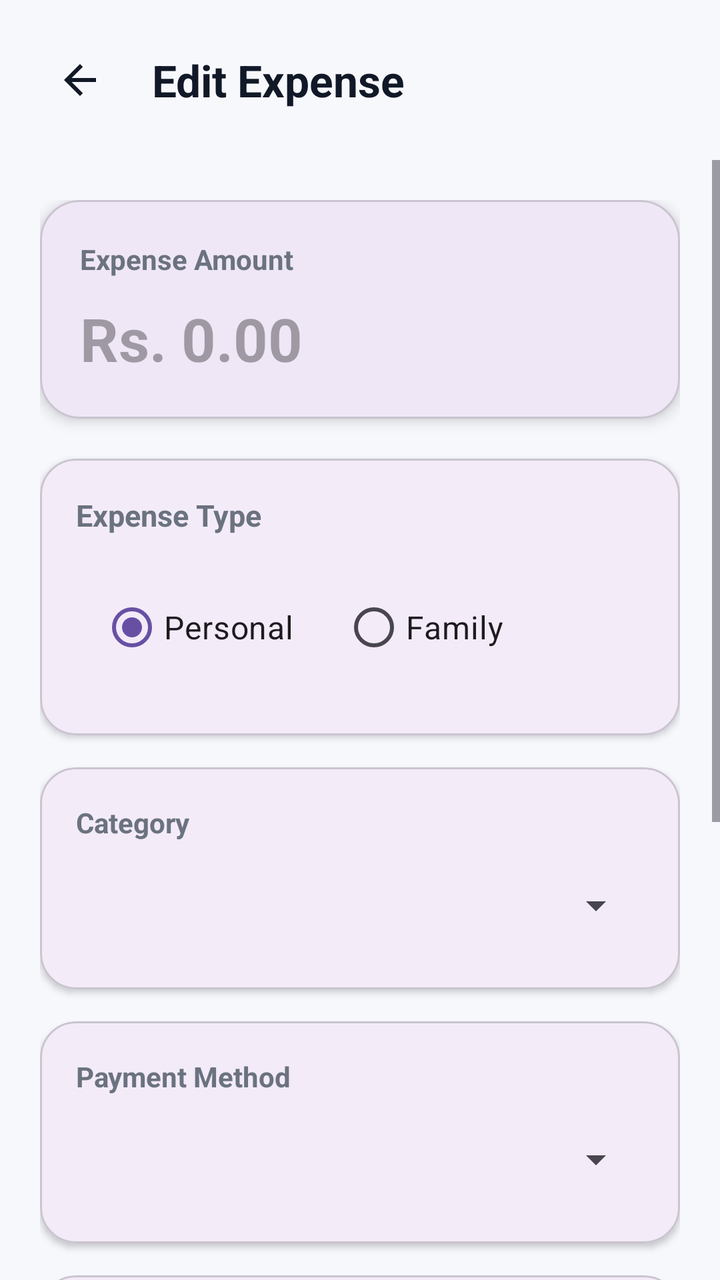
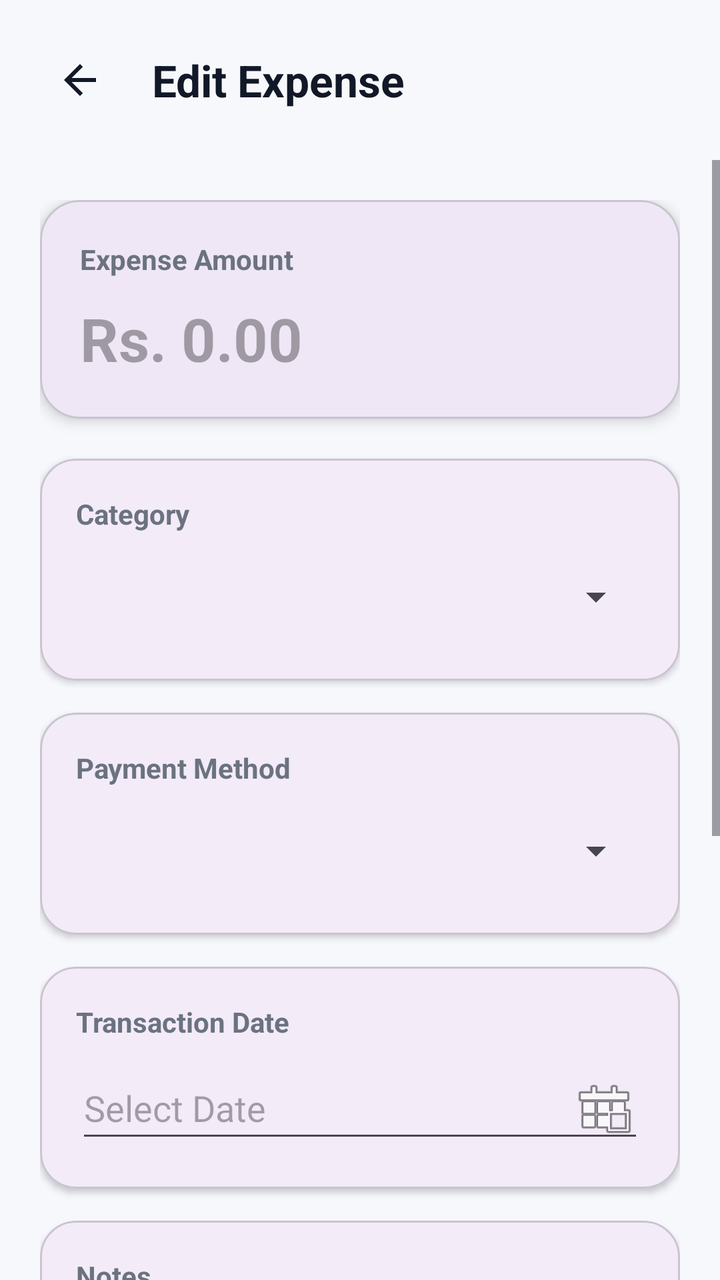

An Android layout rendered at two revisions. The XML below is the earlier revision; the diff shows what the commit changed to produce the second picture.
<!-- AndroidManifest.xml: application theme Theme.AIExpenseManagementApplication -->
<!-- res/layout/activity_edit_expense.xml -->
<?xml version="1.0" encoding="utf-8"?>
<androidx.constraintlayout.widget.ConstraintLayout
    xmlns:android="http://schemas.android.com/apk/res/android"
    xmlns:app="http://schemas.android.com/apk/res-auto"
    android:layout_width="match_parent"
    android:layout_height="match_parent"
    android:background="#F7F8FC">

    

    <LinearLayout
        android:id="@+id/headerLayout"
        android:layout_width="0dp"
        android:layout_height="wrap_content"
        android:orientation="horizontal"
        android:gravity="center_vertical"
        android:padding="20dp"
        app:layout_constraintTop_toTopOf="parent"
        app:layout_constraintStart_toStartOf="parent"
        app:layout_constraintEnd_toEndOf="parent">

        <ImageButton
            android:id="@+id/btnBack"
            android:layout_width="40dp"
            android:layout_height="40dp"
            android:background="@android:color/transparent"
            android:src="@drawable/ic_back_arrow"
            android:contentDescription="Back"/>

        <TextView
            android:layout_width="wrap_content"
            android:layout_height="wrap_content"
            android:layout_marginStart="16dp"
            android:text="Edit Expense"
            android:textStyle="bold"
            android:textSize="22sp"
            android:textColor="#111827"/>

    </LinearLayout>
    <ScrollView
        android:layout_width="0dp"
        android:layout_height="0dp"
        android:fillViewport="true"
        app:layout_constraintTop_toBottomOf="@id/headerLayout"
        app:layout_constraintBottom_toBottomOf="parent"
        app:layout_constraintStart_toStartOf="parent"
        app:layout_constraintEnd_toEndOf="parent">

        <LinearLayout
            android:layout_width="match_parent"
            android:layout_height="wrap_content"
            android:orientation="vertical"
            android:padding="20dp">
            <com.google.android.material.card.MaterialCardView
                android:layout_width="match_parent"
                android:layout_height="wrap_content"
                app:cardCornerRadius="20dp"
                app:cardElevation="4dp"
                android:layout_marginBottom="20dp">

                <LinearLayout
                    android:layout_width="match_parent"
                    android:layout_height="wrap_content"
                    android:orientation="vertical"
                    android:padding="20dp">

                    <TextView
                        android:layout_width="wrap_content"
                        android:layout_height="wrap_content"
                        android:text="Expense Amount"
                        android:textColor="#6B7280"
                        android:textStyle="bold"
                        android:textSize="14sp"/>

                    <EditText
                        android:id="@+id/etAmount"
                        android:layout_width="match_parent"
                        android:layout_height="wrap_content"
                        android:layout_marginTop="10dp"
                        android:hint="Rs. 0.00"
                        android:inputType="numberDecimal"
                        android:textSize="30sp"
                        android:textStyle="bold"
                        android:background="@android:color/transparent"/>

                </LinearLayout>

            </com.google.android.material.card.MaterialCardView>

            <com.google.android.material.card.MaterialCardView
                android:layout_width="match_parent"
                android:layout_height="wrap_content"
                android:layout_marginBottom="16dp"
                app:cardCornerRadius="18dp"
                app:cardElevation="2dp">

                <LinearLayout
                    android:layout_width="match_parent"
                    android:layout_height="wrap_content"
                    android:orientation="vertical"
                    android:padding="18dp">

                    <TextView
                        android:layout_width="wrap_content"
                        android:layout_height="wrap_content"
                        android:text="Expense Type"
                        android:textColor="#6B7280"
                        android:textStyle="bold"
                        android:textSize="15sp" />

                    <RadioGroup
                        android:id="@+id/rgExpenseType"
                        android:layout_width="match_parent"
                        android:layout_height="wrap_content"
                        android:layout_marginTop="10dp"
                        android:orientation="horizontal"
                        android:padding="12dp">

                        <RadioButton
                            android:id="@+id/rbPersonal"
                            android:layout_width="wrap_content"
                            android:layout_height="wrap_content"
                            android:text="Personal"
                            android:checked="true"
                            android:textSize="16sp" />

                        <RadioButton
                            android:id="@+id/rbFamily"
                            android:layout_width="wrap_content"
                            android:layout_height="wrap_content"
                            android:layout_marginStart="24dp"
                            android:text="Family"
                            android:textSize="16sp" />

                    </RadioGroup>

                </LinearLayout>

            </com.google.android.material.card.MaterialCardView>

            <com.google.android.material.card.MaterialCardView
                android:layout_width="match_parent"
                android:layout_height="wrap_content"
                android:layout_marginBottom="16dp"
                app:cardCornerRadius="18dp"
                app:cardElevation="2dp">

                <LinearLayout
                    android:layout_width="match_parent"
                    android:layout_height="wrap_content"
                    android:orientation="vertical"
                    android:padding="18dp">

                    <TextView
                        android:layout_width="wrap_content"
                        android:layout_height="wrap_content"
                        android:text="Category"
                        android:textColor="#6B7280"
                        android:textStyle="bold"
                        android:textSize="14sp"/>

                    <Spinner
                        android:id="@+id/spCategory"
                        android:layout_width="match_parent"
                        android:layout_height="48dp"
                        android:layout_marginTop="8dp"/>

                </LinearLayout>

            </com.google.android.material.card.MaterialCardView>
            <com.google.android.material.card.MaterialCardView
                android:layout_width="match_parent"
                android:layout_height="wrap_content"
                android:layout_marginBottom="16dp"
                app:cardCornerRadius="18dp"
                app:cardElevation="2dp">

                <LinearLayout
                    android:layout_width="match_parent"
                    android:layout_height="wrap_content"
                    android:orientation="vertical"
                    android:padding="18dp">

                    <TextView
                        android:layout_width="wrap_content"
                        android:layout_height="wrap_content"
                        android:text="Payment Method"
                        android:textColor="#6B7280"
                        android:textStyle="bold"
                        android:textSize="14sp"/>

                    <Spinner
                        android:id="@+id/spPaymentMethod"
                        android:layout_width="match_parent"
                        android:layout_height="48dp"
                        android:layout_marginTop="8dp"/>

                </LinearLayout>

            </com.google.android.material.card.MaterialCardView>
            <com.google.android.material.card.MaterialCardView
                android:layout_width="match_parent"
                android:layout_height="wrap_content"
                android:layout_marginBottom="16dp"
                app:cardCornerRadius="18dp"
                app:cardElevation="2dp">

                <LinearLayout
                    android:layout_width="match_parent"
                    android:layout_height="wrap_content"
                    android:orientation="vertical"
                    android:padding="18dp">

                    <TextView
                        android:layout_width="wrap_content"
                        android:layout_height="wrap_content"
                        android:text="Transaction Date"
                        android:textColor="#6B7280"
                        android:textStyle="bold"
                        android:textSize="14sp"/>

                    <EditText
                        android:id="@+id/etDate"
                        android:layout_width="match_parent"
                        android:layout_height="48dp"
                        android:layout_marginTop="8dp"
                        android:focusable="false"
                        android:clickable="true"
                        android:hint="Select Date"
                        android:drawableEnd="@android:drawable/ic_menu_today"/>

                </LinearLayout>

            </com.google.android.material.card.MaterialCardView>
            <com.google.android.material.card.MaterialCardView
                android:layout_width="match_parent"
                android:layout_height="wrap_content"
                android:layout_marginBottom="24dp"
                app:cardCornerRadius="18dp"
                app:cardElevation="2dp">

                <LinearLayout
                    android:layout_width="match_parent"
                    android:layout_height="wrap_content"
                    android:orientation="vertical"
                    android:padding="18dp">

                    <TextView
                        android:layout_width="wrap_content"
                        android:layout_height="wrap_content"
                        android:text="Notes"
                        android:textColor="#6B7280"
                        android:textStyle="bold"
                        android:textSize="14sp"/>

                    <EditText
                        android:id="@+id/etNotes"
                        android:layout_width="match_parent"
                        android:layout_height="100dp"
                        android:layout_marginTop="8dp"
                        android:gravity="top|start"
                        android:hint="Enter notes..."
                        android:inputType="textMultiLine"/>

                </LinearLayout>

            </com.google.android.material.card.MaterialCardView>
            <Button
                android:id="@+id/btnUpdateExpense"
                android:layout_width="match_parent"
                android:layout_height="56dp"
                android:text="Update Expense"
                android:textAllCaps="false"
                android:textSize="16sp"
                android:textStyle="bold"
                android:textColor="#FFFFFF"
                android:backgroundTint="#22C55E"/>
        </LinearLayout>

    </ScrollView>

</androidx.constraintlayout.widget.ConstraintLayout>
<!-- resources referenced by this layout -->
<resources>
  <!-- drawable ic_back_arrow (drawable) -->
  <vector xmlns:android="http://schemas.android.com/apk/res/android"
      android:width="24dp"
      android:height="24dp"
      android:viewportWidth="24"
      android:viewportHeight="24">
  
      <path
          android:fillColor="#111827"
          android:pathData="M20,11H7.83l5.59,-5.59L12,4l-8,8 8,8 1.41,-1.41L7.83,13H20v-2z" />
  
  </vector>
  <style name="Theme.AIExpenseManagementApplication" parent="Base.Theme.AIExpenseManagementApplication" />
  <style name="Base.Theme.AIExpenseManagementApplication" parent="Theme.Material3.DayNight.NoActionBar">
          
          
      </style>
</resources>

<!-- the commit's change to res/layout/activity_edit_expense.xml (unified diff, before → after) -->
@@ -25,7 +25,7 @@
             android:layout_height="40dp"
             android:background="@android:color/transparent"
             android:src="@drawable/ic_back_arrow"
-            android:contentDescription="Back"/>
+            android:contentDescription="Back" />
 
         <TextView
             android:layout_width="wrap_content"
@@ -34,9 +34,13 @@
             android:text="Edit Expense"
             android:textStyle="bold"
             android:textSize="22sp"
-            android:textColor="#111827"/>
+            android:textColor="#111827" />
 
     </LinearLayout>
+
+
+    
+
     <ScrollView
         android:layout_width="0dp"
         android:layout_height="0dp"
@@ -51,12 +55,16 @@
             android:layout_height="wrap_content"
             android:orientation="vertical"
             android:padding="20dp">
-            <com.google.android.material.card.MaterialCardView
-                android:layout_width="match_parent"
-                android:layout_height="wrap_content"
+
+
+            
+
+            <com.google.android.material.card.MaterialCardView
+                android:layout_width="match_parent"
+                android:layout_height="wrap_content"
+                android:layout_marginBottom="20dp"
                 app:cardCornerRadius="20dp"
-                app:cardElevation="4dp"
-                android:layout_marginBottom="20dp">
+                app:cardElevation="4dp">
 
                 <LinearLayout
                     android:layout_width="match_parent"
@@ -70,7 +78,7 @@
                         android:text="Expense Amount"
                         android:textColor="#6B7280"
                         android:textStyle="bold"
-                        android:textSize="14sp"/>
+                        android:textSize="14sp" />
 
                     <EditText
                         android:id="@+id/etAmount"
@@ -81,11 +89,15 @@
                         android:inputType="numberDecimal"
                         android:textSize="30sp"
                         android:textStyle="bold"
-                        android:background="@android:color/transparent"/>
-
-                </LinearLayout>
-
-            </com.google.android.material.card.MaterialCardView>
+                        android:textColor="#111827"
+                        android:background="@android:color/transparent" />
+
+                </LinearLayout>
+
+            </com.google.android.material.card.MaterialCardView>
+
+
+            
 
             <com.google.android.material.card.MaterialCardView
                 android:layout_width="match_parent"
@@ -103,71 +115,24 @@
                     <TextView
                         android:layout_width="wrap_content"
                         android:layout_height="wrap_content"
-                        android:text="Expense Type"
-                        android:textColor="#6B7280"
-                        android:textStyle="bold"
-                        android:textSize="15sp" />
-
-                    <RadioGroup
-                        android:id="@+id/rgExpenseType"
-                        android:layout_width="match_parent"
-                        android:layout_height="wrap_content"
-                        android:layout_marginTop="10dp"
-                        android:orientation="horizontal"
-                        android:padding="12dp">
-
-                        <RadioButton
-                            android:id="@+id/rbPersonal"
-                            android:layout_width="wrap_content"
-                            android:layout_height="wrap_content"
-                            android:text="Personal"
-                            android:checked="true"
-                            android:textSize="16sp" />
-
-                        <RadioButton
-                            android:id="@+id/rbFamily"
-                            android:layout_width="wrap_content"
-                            android:layout_height="wrap_content"
-                            android:layout_marginStart="24dp"
-                            android:text="Family"
-                            android:textSize="16sp" />
-
-                    </RadioGroup>
-
-                </LinearLayout>
-
-            </com.google.android.material.card.MaterialCardView>
-
-            <com.google.android.material.card.MaterialCardView
-                android:layout_width="match_parent"
-                android:layout_height="wrap_content"
-                android:layout_marginBottom="16dp"
-                app:cardCornerRadius="18dp"
-                app:cardElevation="2dp">
-
-                <LinearLayout
-                    android:layout_width="match_parent"
-                    android:layout_height="wrap_content"
-                    android:orientation="vertical"
-                    android:padding="18dp">
-
-                    <TextView
-                        android:layout_width="wrap_content"
-                        android:layout_height="wrap_content"
                         android:text="Category"
                         android:textColor="#6B7280"
                         android:textStyle="bold"
-                        android:textSize="14sp"/>
+                        android:textSize="14sp" />
 
                     <Spinner
                         android:id="@+id/spCategory"
                         android:layout_width="match_parent"
                         android:layout_height="48dp"
-                        android:layout_marginTop="8dp"/>
-
-                </LinearLayout>
-
-            </com.google.android.material.card.MaterialCardView>
+                        android:layout_marginTop="8dp" />
+
+                </LinearLayout>
+
+            </com.google.android.material.card.MaterialCardView>
+
+
+            
+
             <com.google.android.material.card.MaterialCardView
                 android:layout_width="match_parent"
                 android:layout_height="wrap_content"
@@ -187,17 +152,21 @@
                         android:text="Payment Method"
                         android:textColor="#6B7280"
                         android:textStyle="bold"
-                        android:textSize="14sp"/>
+                        android:textSize="14sp" />
 
                     <Spinner
                         android:id="@+id/spPaymentMethod"
                         android:layout_width="match_parent"
                         android:layout_height="48dp"
-                        android:layout_marginTop="8dp"/>
-
-                </LinearLayout>
-
-            </com.google.android.material.card.MaterialCardView>
+                        android:layout_marginTop="8dp" />
+
+                </LinearLayout>
+
+            </com.google.android.material.card.MaterialCardView>
+
+
+            
+
             <com.google.android.material.card.MaterialCardView
                 android:layout_width="match_parent"
                 android:layout_height="wrap_content"
@@ -217,7 +186,7 @@
                         android:text="Transaction Date"
                         android:textColor="#6B7280"
                         android:textStyle="bold"
-                        android:textSize="14sp"/>
+                        android:textSize="14sp" />
 
                     <EditText
                         android:id="@+id/etDate"
@@ -227,15 +196,19 @@
                         android:focusable="false"
                         android:clickable="true"
                         android:hint="Select Date"
-                        android:drawableEnd="@android:drawable/ic_menu_today"/>
-
-                </LinearLayout>
-
-            </com.google.android.material.card.MaterialCardView>
-            <com.google.android.material.card.MaterialCardView
-                android:layout_width="match_parent"
-                android:layout_height="wrap_content"
-                android:layout_marginBottom="24dp"
+                        android:drawableEnd="@android:drawable/ic_menu_today" />
+
+                </LinearLayout>
+
+            </com.google.android.material.card.MaterialCardView>
+
+
+            
+
+            <com.google.android.material.card.MaterialCardView
+                android:layout_width="match_parent"
+                android:layout_height="wrap_content"
+                android:layout_marginBottom="16dp"
                 app:cardCornerRadius="18dp"
                 app:cardElevation="2dp">
 
@@ -251,7 +224,7 @@
                         android:text="Notes"
                         android:textColor="#6B7280"
                         android:textStyle="bold"
-                        android:textSize="14sp"/>
+                        android:textSize="14sp" />
 
                     <EditText
                         android:id="@+id/etNotes"
@@ -260,12 +233,119 @@
                         android:layout_marginTop="8dp"
                         android:gravity="top|start"
                         android:hint="Enter notes..."
-                        android:inputType="textMultiLine"/>
-
-                </LinearLayout>
-
-            </com.google.android.material.card.MaterialCardView>
-            <Button
+                        android:inputType="textMultiLine" />
+
+                </LinearLayout>
+
+            </com.google.android.material.card.MaterialCardView>
+
+
+            
+
+            <com.google.android.material.card.MaterialCardView
+                android:id="@+id/cardFamilySharing"
+                android:layout_width="match_parent"
+                android:layout_height="wrap_content"
+                android:layout_marginBottom="24dp"
+                app:cardCornerRadius="18dp"
+                app:cardElevation="2dp">
+
+                <LinearLayout
+                    android:layout_width="match_parent"
+                    android:layout_height="wrap_content"
+                    android:orientation="vertical"
+                    android:padding="18dp">
+
+                    
+
+                    <LinearLayout
+                        android:layout_width="match_parent"
+                        android:layout_height="wrap_content"
+                        android:orientation="horizontal"
+                        android:gravity="center_vertical">
+
+                        <LinearLayout
+                            android:layout_width="0dp"
+                            android:layout_height="wrap_content"
+                            android:layout_weight="1"
+                            android:orientation="vertical">
+
+                            <TextView
+                                android:layout_width="wrap_content"
+                                android:layout_height="wrap_content"
+                                android:text="Share with Family"
+                                android:textColor="#111827"
+                                android:textStyle="bold"
+                                android:textSize="16sp" />
+
+                            <TextView
+                                android:layout_width="wrap_content"
+                                android:layout_height="wrap_content"
+                                android:layout_marginTop="4dp"
+                                android:text="Make this expense visible on a family dashboard"
+                                android:textColor="#6B7280"
+                                android:textSize="13sp" />
+
+                        </LinearLayout>
+
+                        <com.google.android.material.materialswitch.MaterialSwitch
+                            android:id="@+id/switchShareFamily"
+                            android:layout_width="wrap_content"
+                            android:layout_height="wrap_content"
+                            android:checked="false" />
+
+                    </LinearLayout>
+
+
+                    
+
+                    <LinearLayout
+                        android:id="@+id/layoutFamilySelection"
+                        android:layout_width="match_parent"
+                        android:layout_height="wrap_content"
+                        android:layout_marginTop="18dp"
+                        android:orientation="vertical"
+                        android:visibility="gone">
+
+                        <View
+                            android:layout_width="match_parent"
+                            android:layout_height="1dp"
+                            android:layout_marginBottom="16dp"
+                            android:background="#E5E7EB" />
+
+                        <TextView
+                            android:layout_width="wrap_content"
+                            android:layout_height="wrap_content"
+                            android:text="Family Group"
+                            android:textColor="#6B7280"
+                            android:textStyle="bold"
+                            android:textSize="14sp" />
+
+                        <Spinner
+                            android:id="@+id/spFamily"
+                            android:layout_width="match_parent"
+                            android:layout_height="52dp"
+                            android:layout_marginTop="8dp" />
+
+                        <TextView
+                            android:id="@+id/tvFamilyShareHint"
+                            android:layout_width="wrap_content"
+                            android:layout_height="wrap_content"
+                            android:layout_marginTop="6dp"
+                            android:text="Select the family that should see this expense."
+                            android:textColor="#9CA3AF"
+                            android:textSize="12sp" />
+
+                    </LinearLayout>
+
+                </LinearLayout>
+
+            </com.google.android.material.card.MaterialCardView>
+
+
+            
+
+            <com.google.android.material.button.MaterialButton
                 android:id="@+id/btnUpdateExpense"
                 android:layout_width="match_parent"
                 android:layout_height="56dp"
@@ -274,7 +354,13 @@
                 android:textSize="16sp"
                 android:textStyle="bold"
                 android:textColor="#FFFFFF"
-                android:backgroundTint="#22C55E"/>
+                app:backgroundTint="#22C55E"
+                app:cornerRadius="16dp" />
+
+            <Space
+                android:layout_width="match_parent"
+                android:layout_height="24dp" />
+
         </LinearLayout>
 
     </ScrollView>
